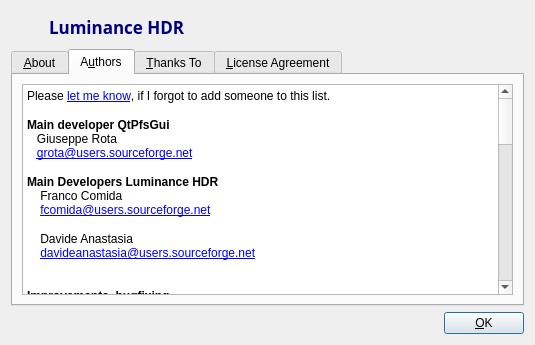
The window that forms/about.ui (LuminanceHDR/LuminanceHDR) describes before a commit, drawn with Qt 5.
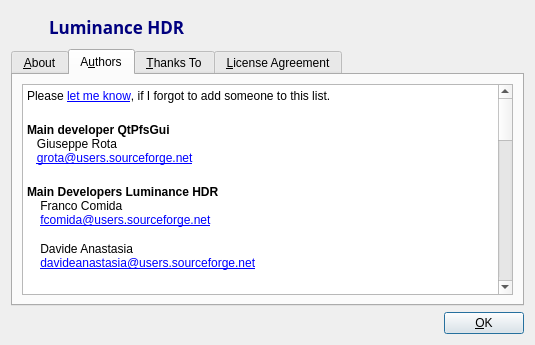
The same window after the commit. The open tabs and pages were chosen to show the change. Icons and pictures are not drawn.

Commit message: new credits inside about UI

```diff
--- a/forms/about.ui
+++ b/forms/about.ui
@@ -114,12 +114,6 @@
          <string>A&amp;uthors</string>
         </attribute>
         <layout class="QVBoxLayout">
-         <property name="spacing">
-          <number>6</number>
-         </property>
-         <property name="margin">
-          <number>9</number>
-         </property>
          <item>
           <widget class="QTextBrowser" name="authorsBox">
            <property name="palette">
@@ -166,23 +160,23 @@
             <string>&lt;!DOCTYPE HTML PUBLIC &quot;-//W3C//DTD HTML 4.0//EN&quot; &quot;http://www.w3.org/TR/REC-html40/strict.dtd&quot;&gt;
 &lt;html&gt;&lt;head&gt;&lt;meta name=&quot;qrichtext&quot; content=&quot;1&quot; /&gt;&lt;style type=&quot;text/css&quot;&gt;
 p, li { white-space: pre-wrap; }
-&lt;/style&gt;&lt;/head&gt;&lt;body style=&quot; font-family:'Sans Serif'; font-size:10pt; font-weight:400; font-style:normal;&quot;&gt;
-&lt;p style=&quot; margin-top:0px; margin-bottom:0px; margin-left:0px; margin-right:0px; -qt-block-indent:0; text-indent:0px;&quot;&gt;&lt;span style=&quot; font-size:9pt;&quot;&gt;Please &lt;/span&gt;&lt;a href=&quot;mailto:grota@users.sourceforge.net&quot;&gt;&lt;span style=&quot; font-size:9pt; text-decoration: underline; color:#0000ff;&quot;&gt;let me know&lt;/span&gt;&lt;/a&gt;&lt;span style=&quot; font-size:9pt;&quot;&gt;, if I forgot to add someone to this list.&lt;/span&gt;&lt;/p&gt;
-&lt;p style=&quot; margin-top:0px; margin-bottom:0px; margin-left:0px; margin-right:0px; -qt-block-indent:0; text-indent:0px;&quot;&gt;&lt;span style=&quot; font-size:9pt;&quot;&gt;&lt;br /&gt;&lt;/span&gt;&lt;span style=&quot; font-size:9pt; font-weight:600;&quot;&gt;Main developer QtPfsGui&lt;/span&gt;&lt;/p&gt;
-&lt;p style=&quot; margin-top:0px; margin-bottom:0px; margin-left:0px; margin-right:0px; -qt-block-indent:0; text-indent:0px;&quot;&gt;&lt;span style=&quot; font-size:9pt;&quot;&gt;   Giuseppe Rota&lt;br /&gt;   &lt;/span&gt;&lt;a href=&quot;mailto:grota@users.sourceforge.net&quot;&gt;&lt;span style=&quot; font-size:9pt; text-decoration: underline; color:#0000ff;&quot;&gt;grota@users.sourceforge.net&lt;/span&gt;&lt;/a&gt;&lt;span style=&quot; font-size:9pt;&quot;&gt;&lt;br /&gt;&lt;/span&gt;&lt;/p&gt;
-&lt;p style=&quot; margin-top:0px; margin-bottom:0px; margin-left:0px; margin-right:0px; -qt-block-indent:0; text-indent:0px;&quot;&gt;&lt;span style=&quot; font-size:9pt; font-weight:600;&quot;&gt;Main Developers Luminance HDR&lt;/span&gt;&lt;/p&gt;
-&lt;p style=&quot; margin-top:0px; margin-bottom:0px; margin-left:0px; margin-right:0px; -qt-block-indent:0; text-indent:0px;&quot;&gt;&lt;span style=&quot; font-size:9pt;&quot;&gt;    Franco Comida&lt;/span&gt;&lt;/p&gt;
-&lt;p style=&quot; margin-top:0px; margin-bottom:0px; margin-left:0px; margin-right:0px; -qt-block-indent:0; text-indent:0px;&quot;&gt;&lt;span style=&quot; font-size:9pt;&quot;&gt;    &lt;/span&gt;&lt;a href=&quot;mailto:fcomida@users.sourceforge.net&quot;&gt;&lt;span style=&quot; font-size:9pt; text-decoration: underline; color:#0000ff;&quot;&gt;fcomida@users.sourceforge.net&lt;/span&gt;&lt;/a&gt;&lt;/p&gt;
-&lt;p style=&quot;-qt-paragraph-type:empty; margin-top:0px; margin-bottom:0px; margin-left:0px; margin-right:0px; -qt-block-indent:0; text-indent:0px;&quot;&gt;&lt;/p&gt;
-&lt;p style=&quot; margin-top:0px; margin-bottom:0px; margin-left:0px; margin-right:0px; -qt-block-indent:0; text-indent:0px;&quot;&gt;&lt;span style=&quot; font-size:9pt;&quot;&gt;    Davide Anastasia&lt;/span&gt;&lt;/p&gt;
-&lt;p style=&quot; margin-top:0px; margin-bottom:0px; margin-left:0px; margin-right:0px; -qt-block-indent:0; text-indent:0px;&quot;&gt;&lt;span style=&quot; font-size:9pt;&quot;&gt;    &lt;/span&gt;&lt;a href=&quot;mailto:davideanastasia@users.sourceforge.net&quot;&gt;&lt;span style=&quot; font-size:9pt; text-decoration: underline; color:#0000ff;&quot;&gt;davideanastasia@users.sourceforge.net&lt;/span&gt;&lt;/a&gt;&lt;/p&gt;
-&lt;p style=&quot; margin-top:0px; margin-bottom:0px; margin-left:0px; margin-right:0px; -qt-block-indent:0; text-indent:0px;&quot;&gt;&lt;span style=&quot; font-size:9pt;&quot;&gt;    &lt;/span&gt;&lt;/p&gt;
-&lt;p style=&quot; margin-top:0px; margin-bottom:0px; margin-left:0px; margin-right:0px; -qt-block-indent:0; text-indent:0px;&quot;&gt;&lt;span style=&quot; font-size:9pt;&quot;&gt;&lt;br /&gt;&lt;/span&gt;&lt;span style=&quot; font-size:9pt; font-weight:600;&quot;&gt;Improvements, bugfixing&lt;/span&gt;&lt;/p&gt;
-&lt;p style=&quot; margin-top:0px; margin-bottom:0px; margin-left:0px; margin-right:0px; -qt-block-indent:0; text-indent:0px;&quot;&gt;&lt;span style=&quot; font-size:9pt;&quot;&gt;    Daniel Kaneider&lt;/span&gt;&lt;/p&gt;
-&lt;p style=&quot; margin-top:0px; margin-bottom:0px; margin-left:0px; margin-right:0px; -qt-block-indent:0; text-indent:0px;&quot;&gt;&lt;span style=&quot; font-size:9pt;&quot;&gt;    &lt;/span&gt;&lt;a href=&quot;mailto:danielkaneider@users.sourceforge.net&quot;&gt;&lt;span style=&quot; font-size:9pt; text-decoration: underline; color:#0000ff;&quot;&gt;danielkaneider@users.sourceforge.net&lt;/span&gt;&lt;/a&gt;&lt;/p&gt;
-&lt;p style=&quot;-qt-paragraph-type:empty; margin-top:0px; margin-bottom:0px; margin-left:0px; margin-right:0px; -qt-block-indent:0; text-indent:0px; font-size:9pt; text-decoration: underline; color:#0000ff;&quot;&gt;&lt;/p&gt;
-&lt;p style=&quot; margin-top:0px; margin-bottom:0px; margin-left:0px; margin-right:0px; -qt-block-indent:0; text-indent:0px;&quot;&gt;&lt;span style=&quot; font-size:9pt; font-weight:600;&quot;&gt;pfs{tools|calibration|tmo} codebase&lt;/span&gt;&lt;span style=&quot; font-size:9pt;&quot;&gt;&lt;br /&gt;   Grzegorz Krawczyk&lt;br /&gt;   &lt;/span&gt;&lt;a href=&quot;mailto:krawczyk@mpi-sb.mpg.de&quot;&gt;&lt;span style=&quot; font-size:9pt; text-decoration: underline; color:#0000ff;&quot;&gt;krawczyk@mpi-sb.mpg.de&lt;/span&gt;&lt;/a&gt;&lt;span style=&quot; font-size:9pt;&quot;&gt;&lt;br /&gt;   &lt;br /&gt;   Rafal Mantiuk&lt;br /&gt;   &lt;/span&gt;&lt;a href=&quot;mailto:mantiuk@mpi-sb.mpg.de&quot;&gt;&lt;span style=&quot; font-size:9pt; text-decoration: underline; color:#0000ff;&quot;&gt;mantiuk@mpi-sb.mpg.de &lt;/span&gt;&lt;/a&gt;&lt;/p&gt;
-&lt;p style=&quot; margin-top:0px; margin-bottom:0px; margin-left:0px; margin-right:0px; -qt-block-indent:0; text-indent:0px;&quot;&gt;&lt;span style=&quot; font-size:9pt; text-decoration: underline; color:#0000ff;&quot;&gt;&lt;br /&gt;&lt;/span&gt;&lt;span style=&quot; font-size:9pt; font-weight:600; color:#000000;&quot;&gt;G.Ward's Mean Threshold Bitmap (MTB) algorithm &lt;/span&gt;&lt;span style=&quot; font-size:9pt; color:#000000;&quot;&gt;&lt;br /&gt;   Nicholas Phillips&lt;br /&gt;   &lt;/span&gt;&lt;a href=&quot;ngphillips@gmail.com&quot;&gt;&lt;span style=&quot; font-size:9pt; text-decoration: underline; color:#0000ff;&quot;&gt;ngphillips@gmail.com&lt;/span&gt;&lt;/a&gt;&lt;span style=&quot; font-size:9pt; color:#000000;&quot;&gt;&lt;br /&gt;  &lt;br /&gt;&lt;/span&gt;&lt;span style=&quot; font-size:9pt; font-weight:600; color:#000000;&quot;&gt;Russian translator, usability fixes, user manual, .desktop file&lt;/span&gt;&lt;span style=&quot; font-size:9pt; color:#000000;&quot;&gt;&lt;br /&gt;   Alexandre Prokoudine&lt;br /&gt;   &lt;/span&gt;&lt;a href=&quot;alexandre.prokoudine@gmail.com&quot;&gt;&lt;span style=&quot; font-size:9pt; text-decoration: underline; color:#0000ff;&quot;&gt;alexandre.prokoudine@gmail.com&lt;/span&gt;&lt;/a&gt;&lt;span style=&quot; font-size:9pt; color:#000000;&quot;&gt;&lt;br /&gt;   &lt;br /&gt;&lt;/span&gt;&lt;span style=&quot; font-size:9pt; font-weight:600; color:#000000;&quot;&gt;Mac OS X packager, Norwegian translator&lt;/span&gt;&lt;span style=&quot; font-size:9pt; color:#000000;&quot;&gt;&lt;br /&gt;   Åsmund Ødegård&lt;br /&gt;   &lt;/span&gt;&lt;a href=&quot;mandus@users.sourceforge.net&quot;&gt;&lt;span style=&quot; font-size:9pt; text-decoration: underline; color:#0000ff;&quot;&gt;mandus@users.sourceforge.net&lt;/span&gt;&lt;/a&gt;&lt;span style=&quot; font-size:9pt; color:#000000;&quot;&gt;&lt;br /&gt;   &lt;br /&gt;&lt;/span&gt;&lt;span style=&quot; font-size:9pt; font-weight:600; color:#000000;&quot;&gt;Turkish translato&lt;/span&gt;&lt;span style=&quot; font-size:9pt; color:#000000;&quot;&gt;r&lt;br /&gt;   Mustafa GÜNAY&lt;br /&gt;&lt;br /&gt;&lt;/span&gt;&lt;span style=&quot; font-size:9pt; font-weight:600; color:#000000;&quot;&gt;French translator and Ubuntu packager&lt;/span&gt;&lt;span style=&quot; font-size:9pt; color:#000000;&quot;&gt;  &lt;br /&gt;   Cyril Lavier&lt;br /&gt;   &lt;br /&gt;&lt;/span&gt;&lt;span style=&quot; font-size:9pt; font-weight:600; color:#000000;&quot;&gt;Spanish translator&lt;/span&gt;&lt;span style=&quot; font-size:9pt; color:#000000;&quot;&gt;&lt;br /&gt;   Alberto Garcia&lt;br /&gt;   &lt;br /&gt;&lt;/span&gt;&lt;span style=&quot; font-size:9pt; font-weight:600; color:#000000;&quot;&gt;German translator&lt;/span&gt;&lt;span style=&quot; font-size:9pt; color:#000000;&quot;&gt;&lt;br /&gt;   Ralph Kaeppeli&lt;br /&gt;&lt;br /&gt;&lt;/span&gt;&lt;span style=&quot; font-size:9pt; font-weight:600; color:#000000;&quot;&gt;Czech translator&lt;/span&gt;&lt;span style=&quot; font-size:9pt; color:#000000;&quot;&gt;&lt;br /&gt;   Jan Gemela&lt;br /&gt;   &lt;br /&gt;&lt;/span&gt;&lt;span style=&quot; font-size:9pt; font-weight:600; color:#000000;&quot;&gt;Polish translator&lt;/span&gt;&lt;span style=&quot; font-size:9pt; color:#000000;&quot;&gt;&lt;br /&gt;   Maciej Dziardziel&lt;br /&gt;   &lt;br /&gt;&lt;/span&gt;&lt;span style=&quot; font-size:9pt; font-weight:600; color:#000000;&quot;&gt;FreeBSD patches and maintainers&lt;/span&gt;&lt;span style=&quot; font-size:9pt; color:#000000;&quot;&gt;&lt;br /&gt;   Bertrand Petit and Steffen Beyer&lt;br /&gt;&lt;/span&gt;&lt;/p&gt;&lt;/body&gt;&lt;/html&gt;</string>
+&lt;/style&gt;&lt;/head&gt;&lt;body style=&quot; font-family:'Lucida Grande'; font-size:13pt; font-weight:400; font-style:normal;&quot;&gt;
+&lt;p style=&quot; margin-top:0px; margin-bottom:0px; margin-left:0px; margin-right:0px; -qt-block-indent:0; text-indent:0px;&quot;&gt;&lt;span style=&quot; font-family:'Sans Serif'; font-size:9pt;&quot;&gt;Please &lt;/span&gt;&lt;a href=&quot;mailto:davideanastasia@users.sourceforge.net&quot;&gt;&lt;span style=&quot; font-family:'Sans Serif'; font-size:9pt; text-decoration: underline; color:#0000ff;&quot;&gt;let me know&lt;/span&gt;&lt;/a&gt;&lt;span style=&quot; font-family:'Sans Serif'; font-size:9pt;&quot;&gt;, if I forgot to add someone to this list.&lt;/span&gt;&lt;/p&gt;
+&lt;p style=&quot; margin-top:0px; margin-bottom:0px; margin-left:0px; margin-right:0px; -qt-block-indent:0; text-indent:0px;&quot;&gt;&lt;span style=&quot; font-family:'Sans Serif'; font-size:9pt;&quot;&gt;&lt;br /&gt;&lt;/span&gt;&lt;span style=&quot; font-family:'Sans Serif'; font-size:9pt; font-weight:600;&quot;&gt;Main developer QtPfsGui&lt;/span&gt;&lt;/p&gt;
+&lt;p style=&quot; margin-top:0px; margin-bottom:0px; margin-left:0px; margin-right:0px; -qt-block-indent:0; text-indent:0px;&quot;&gt;&lt;span style=&quot; font-family:'Sans Serif'; font-size:9pt;&quot;&gt;   Giuseppe Rota&lt;br /&gt;   &lt;/span&gt;&lt;a href=&quot;mailto:grota@users.sourceforge.net&quot;&gt;&lt;span style=&quot; font-family:'Sans Serif'; font-size:9pt; text-decoration: underline; color:#0000ff;&quot;&gt;grota@users.sourceforge.net&lt;/span&gt;&lt;/a&gt;&lt;span style=&quot; font-family:'Sans Serif'; font-size:9pt;&quot;&gt;&lt;br /&gt;&lt;/span&gt;&lt;/p&gt;
+&lt;p style=&quot; margin-top:0px; margin-bottom:0px; margin-left:0px; margin-right:0px; -qt-block-indent:0; text-indent:0px;&quot;&gt;&lt;span style=&quot; font-family:'Sans Serif'; font-size:9pt; font-weight:600;&quot;&gt;Main Developers Luminance HDR&lt;/span&gt;&lt;/p&gt;
+&lt;p style=&quot; margin-top:0px; margin-bottom:0px; margin-left:0px; margin-right:0px; -qt-block-indent:0; text-indent:0px;&quot;&gt;&lt;span style=&quot; font-family:'Sans Serif'; font-size:9pt;&quot;&gt;    Franco Comida&lt;/span&gt;&lt;/p&gt;
+&lt;p style=&quot; margin-top:0px; margin-bottom:0px; margin-left:0px; margin-right:0px; -qt-block-indent:0; text-indent:0px;&quot;&gt;&lt;span style=&quot; font-family:'Sans Serif'; font-size:9pt;&quot;&gt;    &lt;/span&gt;&lt;a href=&quot;mailto:fcomida@users.sourceforge.net&quot;&gt;&lt;span style=&quot; font-family:'Sans Serif'; font-size:9pt; text-decoration: underline; color:#0000ff;&quot;&gt;fcomida@users.sourceforge.net&lt;/span&gt;&lt;/a&gt;&lt;/p&gt;
+&lt;p style=&quot;-qt-paragraph-type:empty; margin-top:0px; margin-bottom:0px; margin-left:0px; margin-right:0px; -qt-block-indent:0; text-indent:0px; font-family:'Sans Serif'; font-size:10pt;&quot;&gt;&lt;/p&gt;
+&lt;p style=&quot; margin-top:0px; margin-bottom:0px; margin-left:0px; margin-right:0px; -qt-block-indent:0; text-indent:0px;&quot;&gt;&lt;span style=&quot; font-family:'Sans Serif'; font-size:9pt;&quot;&gt;    Davide Anastasia&lt;/span&gt;&lt;/p&gt;
+&lt;p style=&quot; margin-top:0px; margin-bottom:0px; margin-left:0px; margin-right:0px; -qt-block-indent:0; text-indent:0px;&quot;&gt;&lt;span style=&quot; font-family:'Sans Serif'; font-size:9pt;&quot;&gt;    &lt;/span&gt;&lt;a href=&quot;mailto:davideanastasia@users.sourceforge.net&quot;&gt;&lt;span style=&quot; font-family:'Sans Serif'; font-size:9pt; text-decoration: underline; color:#0000ff;&quot;&gt;davideanastasia@users.sourceforge.net&lt;/span&gt;&lt;/a&gt;&lt;/p&gt;
+&lt;p style=&quot; margin-top:0px; margin-bottom:0px; margin-left:0px; margin-right:0px; -qt-block-indent:0; text-indent:0px;&quot;&gt;&lt;span style=&quot; font-family:'Sans Serif'; font-size:9pt;&quot;&gt;    &lt;/span&gt;&lt;/p&gt;
+&lt;p style=&quot; margin-top:0px; margin-bottom:0px; margin-left:0px; margin-right:0px; -qt-block-indent:0; text-indent:0px;&quot;&gt;&lt;span style=&quot; font-family:'Sans Serif'; font-size:9pt;&quot;&gt;&lt;br /&gt;&lt;/span&gt;&lt;span style=&quot; font-family:'Sans Serif'; font-size:9pt; font-weight:600;&quot;&gt;Improvements, bugfixing&lt;/span&gt;&lt;/p&gt;
+&lt;p style=&quot; margin-top:0px; margin-bottom:0px; margin-left:0px; margin-right:0px; -qt-block-indent:0; text-indent:0px;&quot;&gt;&lt;span style=&quot; font-family:'Sans Serif'; font-size:9pt;&quot;&gt;    Daniel Kaneider&lt;/span&gt;&lt;/p&gt;
+&lt;p style=&quot; margin-top:0px; margin-bottom:0px; margin-left:0px; margin-right:0px; -qt-block-indent:0; text-indent:0px;&quot;&gt;&lt;span style=&quot; font-family:'Sans Serif'; font-size:9pt;&quot;&gt;    &lt;/span&gt;&lt;a href=&quot;mailto:danielkaneider@users.sourceforge.net&quot;&gt;&lt;span style=&quot; font-family:'Sans Serif'; font-size:9pt; text-decoration: underline; color:#0000ff;&quot;&gt;danielkaneider@users.sourceforge.net&lt;/span&gt;&lt;/a&gt;&lt;/p&gt;
+&lt;p style=&quot;-qt-paragraph-type:empty; margin-top:0px; margin-bottom:0px; margin-left:0px; margin-right:0px; -qt-block-indent:0; text-indent:0px; font-family:'Sans Serif'; font-size:9pt; text-decoration: underline; color:#0000ff;&quot;&gt;&lt;/p&gt;
+&lt;p style=&quot; margin-top:0px; margin-bottom:0px; margin-left:0px; margin-right:0px; -qt-block-indent:0; text-indent:0px;&quot;&gt;&lt;span style=&quot; font-family:'Sans Serif'; font-size:9pt; font-weight:600;&quot;&gt;pfs{tools|calibration|tmo} codebase&lt;/span&gt;&lt;span style=&quot; font-family:'Sans Serif'; font-size:9pt;&quot;&gt;&lt;br /&gt;   Grzegorz Krawczyk&lt;br /&gt;   &lt;/span&gt;&lt;a href=&quot;mailto:krawczyk@mpi-sb.mpg.de&quot;&gt;&lt;span style=&quot; font-family:'Sans Serif'; font-size:9pt; text-decoration: underline; color:#0000ff;&quot;&gt;krawczyk@mpi-sb.mpg.de&lt;/span&gt;&lt;/a&gt;&lt;span style=&quot; font-family:'Sans Serif'; font-size:9pt;&quot;&gt;&lt;br /&gt;   &lt;br /&gt;   Rafal Mantiuk&lt;br /&gt;   &lt;/span&gt;&lt;a href=&quot;mailto:mantiuk@mpi-sb.mpg.de&quot;&gt;&lt;span style=&quot; font-family:'Sans Serif'; font-size:9pt; text-decoration: underline; color:#0000ff;&quot;&gt;mantiuk@mpi-sb.mpg.de &lt;/span&gt;&lt;/a&gt;&lt;/p&gt;
+&lt;p style=&quot; margin-top:0px; margin-bottom:0px; margin-left:0px; margin-right:0px; -qt-block-indent:0; text-indent:0px;&quot;&gt;&lt;span style=&quot; font-family:'Sans Serif'; font-size:9pt; text-decoration: underline; color:#0000ff;&quot;&gt;&lt;br /&gt;&lt;/span&gt;&lt;span style=&quot; font-family:'Sans Serif'; font-size:9pt; font-weight:600; color:#000000;&quot;&gt;G.Ward's Mean Threshold Bitmap (MTB) algorithm &lt;/span&gt;&lt;span style=&quot; font-family:'Sans Serif'; font-size:9pt; color:#000000;&quot;&gt;&lt;br /&gt;   Nicholas Phillips&lt;br /&gt;   &lt;/span&gt;&lt;a href=&quot;ngphillips@gmail.com&quot;&gt;&lt;span style=&quot; font-family:'Sans Serif'; font-size:9pt; text-decoration: underline; color:#0000ff;&quot;&gt;ngphillips@gmail.com&lt;/span&gt;&lt;/a&gt;&lt;span style=&quot; font-family:'Sans Serif'; font-size:9pt; color:#000000;&quot;&gt;&lt;br /&gt;  &lt;br /&gt;&lt;/span&gt;&lt;span style=&quot; font-family:'Sans Serif'; font-size:9pt; font-weight:600; color:#000000;&quot;&gt;Russian translator, usability fixes, user manual, .desktop file&lt;/span&gt;&lt;span style=&quot; font-family:'Sans Serif'; font-size:9pt; color:#000000;&quot;&gt;&lt;br /&gt;   Alexandre Prokoudine&lt;br /&gt;   &lt;/span&gt;&lt;a href=&quot;alexandre.prokoudine@gmail.com&quot;&gt;&lt;span style=&quot; font-family:'Sans Serif'; font-size:9pt; text-decoration: underline; color:#0000ff;&quot;&gt;alexandre.prokoudine@gmail.com&lt;/span&gt;&lt;/a&gt;&lt;span style=&quot; font-family:'Sans Serif'; font-size:9pt; color:#000000;&quot;&gt;&lt;br /&gt;   &lt;br /&gt;&lt;/span&gt;&lt;span style=&quot; font-family:'Sans Serif'; font-size:9pt; font-weight:600; color:#000000;&quot;&gt;Norwegian translator&lt;/span&gt;&lt;span style=&quot; font-family:'Sans Serif'; font-size:9pt; color:#000000;&quot;&gt;&lt;br /&gt;   Åsmund Ødegård&lt;br /&gt;   &lt;/span&gt;&lt;a href=&quot;mandus@users.sourceforge.net&quot;&gt;&lt;span style=&quot; font-family:'Sans Serif'; font-size:9pt; text-decoration: underline; color:#0000ff;&quot;&gt;mandus@users.sourceforge.net&lt;/span&gt;&lt;/a&gt;&lt;span style=&quot; font-family:'Sans Serif'; font-size:9pt; color:#000000;&quot;&gt;&lt;br /&gt;   &lt;br /&gt;&lt;/span&gt;&lt;span style=&quot; font-family:'Sans Serif'; font-size:9pt; font-weight:600; color:#000000;&quot;&gt;Turkish translato&lt;/span&gt;&lt;span style=&quot; font-family:'Sans Serif'; font-size:9pt; color:#000000;&quot;&gt;r&lt;br /&gt;   Mustafa GÜNAY&lt;br /&gt;&lt;br /&gt;&lt;/span&gt;&lt;span style=&quot; font-family:'Sans Serif'; font-size:9pt; font-weight:600; color:#000000;&quot;&gt;French translator&lt;/span&gt;&lt;span style=&quot; font-family:'Sans Serif'; font-size:9pt; color:#000000;&quot;&gt;&lt;br /&gt;   Cyril Lavier&lt;br /&gt;   &lt;br /&gt;&lt;/span&gt;&lt;span style=&quot; font-family:'Sans Serif'; font-size:9pt; font-weight:600; color:#000000;&quot;&gt;Spanish translator&lt;/span&gt;&lt;span style=&quot; font-family:'Sans Serif'; font-size:9pt; color:#000000;&quot;&gt;&lt;br /&gt;   Alberto Garcia&lt;br /&gt;   &lt;br /&gt;&lt;/span&gt;&lt;span style=&quot; font-family:'Sans Serif'; font-size:9pt; font-weight:600; color:#000000;&quot;&gt;German translator&lt;/span&gt;&lt;span style=&quot; font-family:'Sans Serif'; font-size:9pt; color:#000000;&quot;&gt;&lt;br /&gt;   Christian Raue&lt;br /&gt;&lt;br /&gt;&lt;/span&gt;&lt;span style=&quot; font-family:'Sans Serif'; font-size:9pt; font-weight:600; color:#000000;&quot;&gt;Czech translator&lt;/span&gt;&lt;span style=&quot; font-family:'Sans Serif'; font-size:9pt; color:#000000;&quot;&gt;&lt;br /&gt;   Jan Gemela&lt;br /&gt;   &lt;br /&gt;&lt;/span&gt;&lt;span style=&quot; font-family:'Sans Serif'; font-size:9pt; font-weight:600; color:#000000;&quot;&gt;Polish translator&lt;/span&gt;&lt;span style=&quot; font-family:'Sans Serif'; font-size:9pt; color:#000000;&quot;&gt;&lt;br /&gt;   Maciej Dziardziel&lt;br /&gt;   &lt;br /&gt;&lt;/span&gt;&lt;span style=&quot; font-family:'Sans Serif'; font-size:9pt; font-weight:600; color:#000000;&quot;&gt;FreeBSD patches and maintainers&lt;/span&gt;&lt;span style=&quot; font-family:'Sans Serif'; font-size:9pt; color:#000000;&quot;&gt;&lt;br /&gt;Joao Rocha Braga Filho, Bertrand Petit and Steffen Beyer&lt;br /&gt;&lt;/span&gt;&lt;/p&gt;&lt;/body&gt;&lt;/html&gt;</string>
            </property>
            <property name="openExternalLinks">
             <bool>true</bool>
@@ -337,12 +331,6 @@
      </item>
      <item>
       <layout class="QHBoxLayout">
-       <property name="spacing">
-        <number>6</number>
-       </property>
-       <property name="margin">
-        <number>0</number>
-       </property>
        <item>
         <spacer>
          <property name="orientation">
```
Left out of the diff: 42 changed lines with no effect on the pictures.
